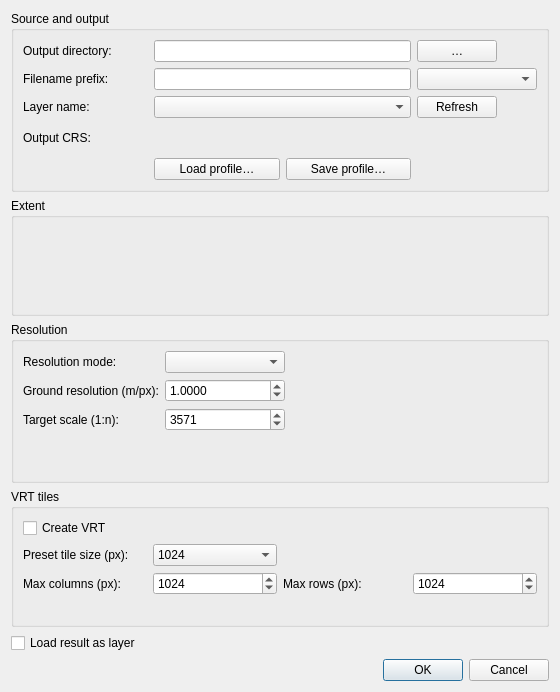
The window that custom_map_downloader/CustomMapDownloader_dialog_base.ui (JoergHippe/custom_map_downloader) describes before a commit, drawn with Qt 5.
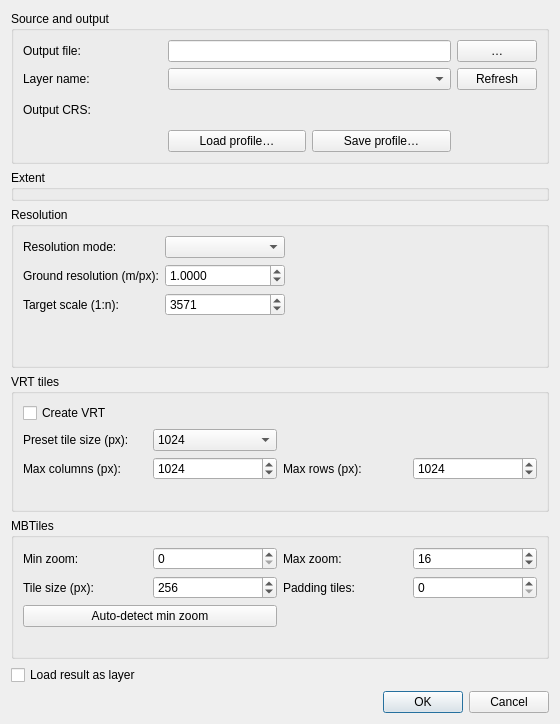
The same window after the commit. Custom widgets are drawn as their Qt base class.

The edit to the form file:
```diff
--- a/custom_map_downloader/CustomMapDownloader_dialog_base.ui
+++ b/custom_map_downloader/CustomMapDownloader_dialog_base.ui
@@ -23,7 +23,7 @@
       <item row="0" column="0">
        <widget class="QLabel" name="label_outputDirectory">
         <property name="text">
-         <string>Output directory:</string>
+         <string>Output file:</string>
         </property>
        </widget>
       </item>
@@ -43,17 +43,7 @@
         </property>
        </widget>
       </item>
-      <item row="1" column="0">
-       <widget class="QLabel" name="label_outputPrefix">
-        <property name="text">
-         <string>Filename prefix:</string>
-        </property>
-       </widget>
-      </item>
-      <item row="1" column="1" colspan="2">
-       <widget class="QLineEdit" name="lineEdit_outputPrefix" />
-      </item>
-      <item row="1" column="3"><widget class="QComboBox" name="comboBox_outputFormat"><property name="sizePolicy"><sizepolicy hsizetype="Fixed" vsizetype="Fixed"><horstretch>0</horstretch><verstretch>0</verstretch></sizepolicy></property><property name="minimumSize"><size><width>120</width><height>0</height></size></property></widget></item><item row="2" column="0">
+      <item row="2" column="0">
        <widget class="QLabel" name="label_layer">
         <property name="text">
          <string>Layer name:</string>
@@ -320,6 +310,115 @@
      </layout>
     </widget>
    </item>
+   <item>
+    <widget class="QGroupBox" name="groupBox_mbtiles">
+     <property name="title">
+      <string>MBTiles</string>
+     </property>
+     <layout class="QGridLayout" name="gridLayout_mbtiles">
+      <item row="0" column="0">
+       <widget class="QLabel" name="label_mbtilesZoomMin">
+        <property name="text">
+         <string>Min zoom:</string>
+        </property>
+       </widget>
+      </item>
+      <item row="0" column="1">
+       <widget class="QSpinBox" name="spinBox_mbtilesZoomMin">
+        <property name="minimum">
+         <number>0</number>
+        </property>
+        <property name="maximum">
+         <number>22</number>
+        </property>
+        <property name="value">
+         <number>0</number>
+        </property>
+       </widget>
+      </item>
+      <item row="0" column="2">
+       <widget class="QLabel" name="label_mbtilesZoomMax">
+        <property name="text">
+         <string>Max zoom:</string>
+        </property>
+       </widget>
+      </item>
+      <item row="0" column="3">
+       <widget class="QSpinBox" name="spinBox_mbtilesZoomMax">
+        <property name="minimum">
+         <number>0</number>
+        </property>
+        <property name="maximum">
+         <number>22</number>
+        </property>
+        <property name="value">
+         <number>16</number>
+        </property>
+       </widget>
+      </item>
+      <item row="1" column="0">
+       <widget class="QLabel" name="label_mbtilesTileSize">
+        <property name="text">
+         <string>Tile size (px):</string>
+        </property>
+       </widget>
+      </item>
+      <item row="1" column="1">
+       <widget class="QSpinBox" name="spinBox_mbtilesTileSize">
+        <property name="minimum">
+         <number>64</number>
+        </property>
+        <property name="maximum">
+         <number>1024</number>
+        </property>
+        <property name="singleStep">
+         <number>64</number>
+        </property>
+        <property name="value">
+         <number>256</number>
+        </property>
+       </widget>
+      </item>
+      <item row="1" column="2">
+       <widget class="QLabel" name="label_mbtilesPadding">
+        <property name="text">
+         <string>Padding tiles:</string>
+        </property>
+       </widget>
+      </item>
+      <item row="1" column="3">
+       <widget class="QSpinBox" name="spinBox_mbtilesPadding">
+        <property name="minimum">
+         <number>0</number>
+        </property>
+        <property name="maximum">
+         <number>5</number>
+        </property>
+        <property name="value">
+         <number>0</number>
+        </property>
+       </widget>
+      </item>
+      <item row="2" column="0" colspan="2">
+       <widget class="QPushButton" name="pushButton_mbtilesAutoZoom">
+        <property name="text">
+         <string>Auto-detect min zoom</string>
+        </property>
+       </widget>
+      </item>
+      <item row="3" column="0" colspan="4">
+       <widget class="QLabel" name="label_mbtilesInfo">
+        <property name="text">
+         <string />
+        </property>
+        <property name="wordWrap">
+         <bool>true</bool>
+        </property>
+       </widget>
+      </item>
+     </layout>
+    </widget>
+   </item>
    <item>
     <widget class="QCheckBox" name="checkBox_loadLayer">
      <property name="text">
```
Left out of the diff: 6 changed lines with no effect on the pictures.
